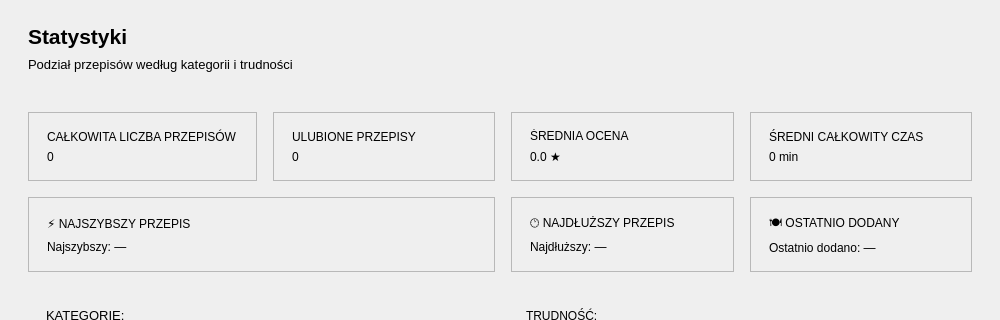
akmqu/recipe-manager, file RecipeManager/pages/StatisticsPage.ui: the form before one commit; both pictures show x 0 to 1000 and y 0 to 320 of the 1000 by 720 pixel window.
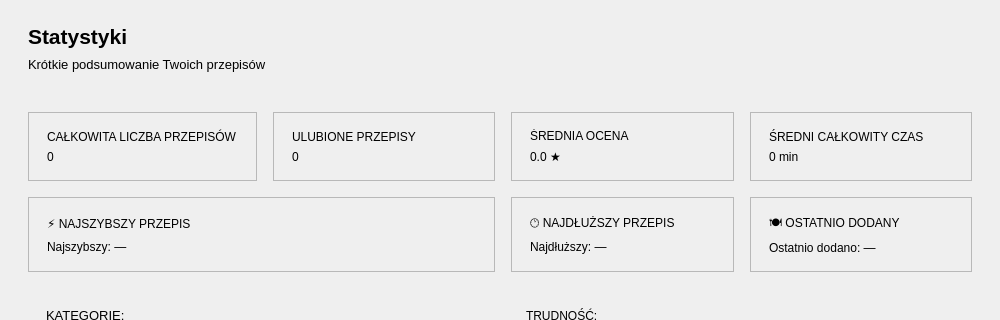
The form after the commit.

What changed in the file:
```diff
--- a/RecipeManager/pages/StatisticsPage.ui
+++ b/RecipeManager/pages/StatisticsPage.ui
@@ -94,7 +94,7 @@
         </font>
        </property>
        <property name="text">
-        <string>Podział przepisów według kategorii i trudności</string>
+        <string>Krótkie podsumowanie Twoich przepisów</string>
        </property>
       </widget>
      </item>
```
